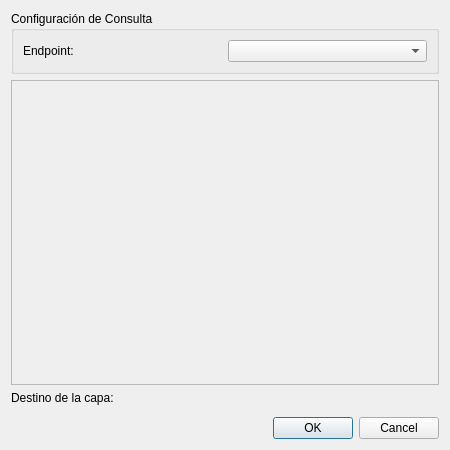
First picture: the form in ui/endpoint_dialog.ui, repository datosgobar/georef-ar-qgis-plugin, before the edit.
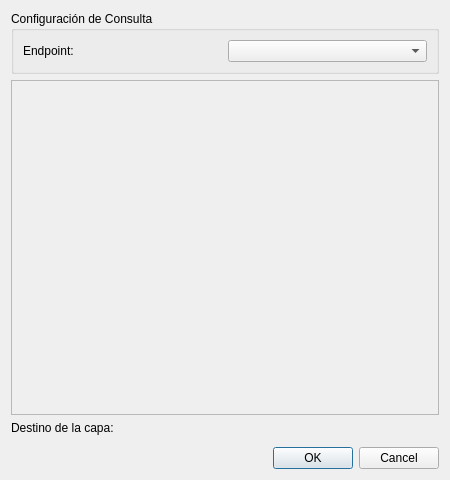
Second picture: the form after the edit. Custom widgets are drawn as their Qt base class.

Diff of the .ui file:
```diff
--- a/ui/endpoint_dialog.ui
+++ b/ui/endpoint_dialog.ui
@@ -7,7 +7,7 @@
     <x>0</x>
     <y>0</y>
     <width>450</width>
-    <height>450</height>
+    <height>480</height>
    </rect>
   </property>
   <property name="windowTitle">
@@ -39,6 +39,14 @@
       <bool>true</bool>
      </property>
      <widget class="QWidget" name="scrollAreaWidgetContents">
+      <property name="geometry">
+       <rect>
+        <x>0</x>
+        <y>0</y>
+        <width>430</width>
+        <height>290</height>
+       </rect>
+      </property>
       <layout class="QVBoxLayout" name="layout_params"/>
      </widget>
     </widget>
```
Left out of the diff: 39 changed lines with no effect on the pictures.
